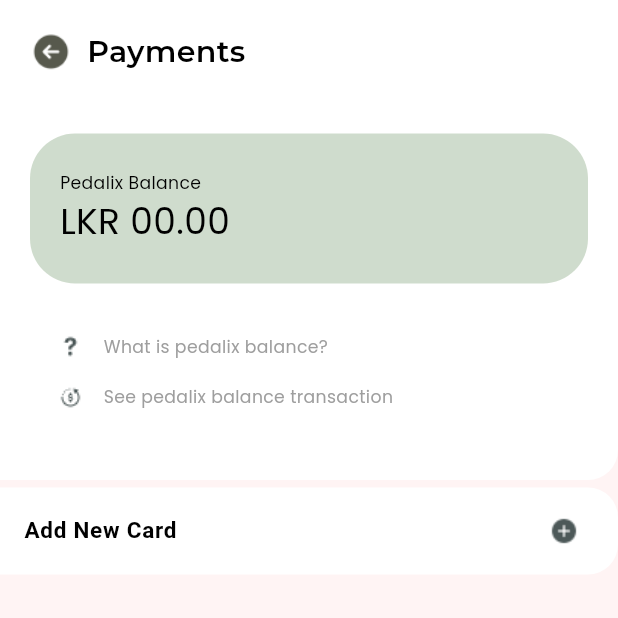
After one commit to PraveenAththanayake/Pedalix, a Flutter app: the Payments screen opened directly, on a phone screen of 412 x 824 dp, the top half of it. The commit adds this screen. Run offline on Flutter 3.47's test engine with Material 3 defaults, Android fonts, the phone set to English and light mode, and no system bars; our stand-ins replace cached_network_image, cloud_firestore, firebase_auth, firebase_core, flutter_svg, google_fonts and 1 more; missing offline and left inert: country_pickers; accounts and stored records are empty.

Commit message:
Implement the navbar and tabs

```diff
--- /dev/null
+++ b/pedalix_app/lib/components/navbar.dart
@@ -0,0 +1,76 @@
+import 'package:flutter/material.dart';
+import 'package:pedalix_app/screens/about.dart';
+import 'package:pedalix_app/screens/help.dart';
+import 'package:pedalix_app/screens/mytrip.dart';
+import 'package:pedalix_app/screens/payments.dart';
+import 'package:pedalix_app/screens/promotions.dart';
+
+class navbar extends StatelessWidget {
+  const navbar({super.key});
+
+  @override
+  Widget build(BuildContext context) {
+    return SafeArea(
+      child: Drawer(
+        child: ListView(
+          children: [
+            const UserAccountsDrawerHeader(
+              accountName: Text(
+                'Chamindu',
+                style: TextStyle(color: Colors.black),
+              ),
+              accountEmail: Text('chamindu@gmail.com'),
+              currentAccountPicture: CircleAvatar(
+                child: ClipOval(),
+                backgroundColor: Color.fromRGBO(158, 158, 158, 1),
+              ),
+              decoration: BoxDecoration(color: Colors.white),
+            ),
+            ListTile(
+              leading: const Icon(Icons.payment),
+              title: const Text('Payments'),
+              onTap: () {
+                Navigator.of(context)
+                    .push(MaterialPageRoute(builder: (_) => const Payments()));
+              },
+            ),
+            ListTile(
+              leading: const Icon(Icons.local_offer),
+              title: const Text(
+                'Promotions',
+              ),
+              onTap: () {
+                Navigator.of(context).push(
+                    MaterialPageRoute(builder: (_) => const promotions()));
+              },
+            ),
+            ListTile(
+              leading: const Icon(Icons.location_on),
+              title: const Text('My Trip'),
+              onTap: () {
+                Navigator.of(context)
+                    .push(MaterialPageRoute(builder: (_) => const mytrip()));
+              },
+            ),
+            ListTile(
+              leading: const Icon(Icons.help),
+              title: const Text('Help'),
+              onTap: () {
+                Navigator.of(context)
+                    .push(MaterialPageRoute(builder: (_) => const help()));
+              },
+            ),
+            ListTile(
+              leading: const Icon(Icons.info),
+              title: const Text('About'),
+              onTap: () {
+                Navigator.of(context)
+                    .push(MaterialPageRoute(builder: (_) => const about()));
+              },
+            ),
+          ],
+        ),
+      ),
+    );
+  }
+}
--- a/pedalix_app/lib/main.dart
+++ b/pedalix_app/lib/main.dart
@@ -1,6 +1,7 @@
 import 'package:flutter/material.dart';
 import 'package:flutter/services.dart';
 import 'package:firebase_core/firebase_core.dart';
+import 'package:pedalix_app/components/navbar.dart';
 import 'package:pedalix_app/firebase_options.dart';
 import 'package:pedalix_app/screens/onboarding.dart';
 import 'core/app_export.dart';
@@ -22,6 +23,9 @@ void main() async {
   runApp(MyApp());
 }
 
+final Color primaryColor = Color(0xFF127368);
+Color customColor = Color(0x18115104).withOpacity(0.2);
+
 class MyApp extends StatelessWidget {
   @override
   Widget build(BuildContext context) {
@@ -31,10 +35,10 @@ class MyApp extends StatelessWidget {
           theme: theme, // Assuming 'theme' is defined in 'app_export.dart'
           title: 'pedalix_app',
           debugShowCheckedModeBanner: false,
+          home: onboarding(),
 
           routes: {
-            '/': (context) =>
-                onboarding(), // Updated to use 'Onboarding' instead of 'onboarding'
+            // Updated to use 'Onboarding' instead of 'onboarding'
             '/onboarding': (context) => onboarding(),
             // Assuming 'AppRoutes.routes' is defined in 'app_export.dart'
           },
--- /dev/null
+++ b/pedalix_app/lib/screens/about.dart
@@ -0,0 +1,18 @@
+import 'package:flutter/material.dart';
+import 'package:pedalix_app/main.dart';
+
+class about extends StatelessWidget {
+  const about({super.key});
+
+  @override
+  Widget build(BuildContext context) {
+    return SafeArea(
+      child: Scaffold(
+        appBar: AppBar(
+          title: const Text('About'),
+          backgroundColor: primaryColor,
+        ),
+      ),
+    );
+  }
+}
--- /dev/null
+++ b/pedalix_app/lib/screens/help.dart
@@ -0,0 +1,18 @@
+import 'package:flutter/material.dart';
+import 'package:pedalix_app/main.dart';
+
+class help extends StatelessWidget {
+  const help({super.key});
+
+  @override
+  Widget build(BuildContext context) {
+    return SafeArea(
+      child: Scaffold(
+        appBar: AppBar(
+          title: const Text('Help'),
+          backgroundColor: primaryColor,
+        ),
+      ),
+    );
+  }
+}
--- /dev/null
+++ b/pedalix_app/lib/screens/mytrip.dart
@@ -0,0 +1,19 @@
+import 'package:flutter/material.dart';
+import 'package:pedalix_app/main.dart';
+
+// ignore: camel_case_types
+class mytrip extends StatelessWidget {
+  const mytrip({super.key});
+
+  @override
+  Widget build(BuildContext context) {
+    return SafeArea(
+      child: Scaffold(
+        appBar: AppBar(
+          title: const Text('My Trip'),
+          backgroundColor: primaryColor,
+        ),
+      ),
+    );
+  }
+}
--- /dev/null
+++ b/pedalix_app/lib/screens/payments.dart
@@ -0,0 +1,383 @@
+import 'package:flutter/material.dart';
+import 'package:google_fonts/google_fonts.dart';
+import 'package:pedalix_app/main.dart';
+
+class Payments extends StatefulWidget {
+  const Payments({super.key});
+
+  @override
+  _PaymentsState createState() => _PaymentsState();
+}
+
+class _PaymentsState extends State<Payments> {
+  bool isExpanded = false;
+  bool _saveCard = false;
+  final GlobalKey<FormState> _formKey =
+      GlobalKey<FormState>(); // Define _formKey
+
+  @override
+  Widget build(BuildContext context) {
+    return SafeArea(
+      child: Scaffold(
+        backgroundColor: Color.fromARGB(255, 255, 244, 244),
+        body: SingleChildScrollView(
+          child: Center(
+            child: Column(
+              mainAxisAlignment: MainAxisAlignment.start,
+              crossAxisAlignment: CrossAxisAlignment.center,
+              children: [
+                Container(
+                  width: 430,
+                  height: 320,
+                  decoration: const BoxDecoration(
+                    color: Colors.white,
+                    borderRadius: BorderRadius.only(
+                      bottomRight: Radius.circular(20),
+                    ),
+                  ),
+                  child: Column(
+                    children: [
+                      Padding(
+                        padding: const EdgeInsets.all(20),
+                        child: GestureDetector(
+                          onTap: () {
+                            Navigator.of(context).pop();
+                          },
+                          child: Row(
+                            children: [
+                              Image.asset(
+                                'assets/back.png',
+                                width: 28,
+                                height: 28,
+                              ),
+                              const SizedBox(width: 10),
+                              Text(
+                                'Payments',
+                                style: GoogleFonts.montserrat(
+                                  fontWeight: FontWeight.w600,
+                                  fontSize: 20,
+                                ),
+                              ),
+                            ],
+                          ),
+                        ),
+                      ),
+                      Center(
+                        child: Column(
+                          mainAxisAlignment: MainAxisAlignment.center,
+                          crossAxisAlignment: CrossAxisAlignment.start,
+                          children: [
+                            Container(
+                              width: 390,
+                              height: 100,
+                              decoration: BoxDecoration(
+                                color: customColor, // Provide customColor
+                                borderRadius: BorderRadius.circular(30),
+                              ),
+                              margin: const EdgeInsets.all(20),
+                              child: const Padding(
+                                padding: EdgeInsets.only(left: 20),
+                                child: Align(
+                                  alignment: Alignment.centerLeft,
+                                  child: Column(
+                                    mainAxisAlignment: MainAxisAlignment.center,
+                                    crossAxisAlignment:
+                                        CrossAxisAlignment.start,
+                                    children: [
+                                      Text(
+                                        'Pedalix Balance',
+                                        style: TextStyle(
+                                          color: Colors.black,
+                                        ),
+                                      ),
+                                      Text(
+                                        'LKR 00.00',
+                                        style: TextStyle(
+                                          color: Colors.black,
+                                          fontSize: 24,
+                                        ),
+                                      ),
+                                    ],
+                                  ),
+                                ),
+                              ),
+                            ),
+                            const SizedBox(height: 10),
+                            const Column(
+                              mainAxisAlignment: MainAxisAlignment.center,
+                              crossAxisAlignment: CrossAxisAlignment.start,
+                              children: [
+                                Row(
+                                  children: [
+                                    Padding(
+                                      padding: EdgeInsets.only(left: 35),
+                                      child: Image(
+                                        image: AssetImage(
+                                            'assets/QuestionMark.png'),
+                                        width: 24,
+                                        height: 24,
+                                      ),
+                                    ),
+                                    Padding(
+                                      padding: EdgeInsets.only(left: 10),
+                                      child: Text(
+                                        'What is pedalix balance?',
+                                        style: TextStyle(color: Colors.grey),
+                                      ),
+                                    ),
+                                  ],
+                                ),
+                                SizedBox(height: 5),
+                                Row(
+                                  children: [
+                                    Padding(
+                                      padding:
+                                          EdgeInsets.only(left: 35, top: 5),
+                                      child: Image(
+                                        image: AssetImage(
+                                            'assets/Transaction.png'),
+                                        width: 24,
+                                        height: 24,
+                                      ),
+                                    ),
+                                    Padding(
+                                      padding:
+                                          EdgeInsets.only(left: 10, top: 4),
+                                      child: Text(
+                                        'See pedalix balance transaction',
+                                        style: TextStyle(color: Colors.grey),
+                                      ),
+                                    ),
+                                  ],
+                                ),
+                              ],
+                            ),
+                          ],
+                        ),
+                      ),
+                    ],
+                  ),
+                ),
+                const SizedBox(height: 5),
+                Container(
+                  decoration: const BoxDecoration(
+                    color: Colors.white,
+                    borderRadius: BorderRadius.only(
+                      bottomRight: Radius.circular(20),
+                      topRight: Radius.circular(20),
+                    ),
+                  ),
+                  child: Column(
+                    crossAxisAlignment: CrossAxisAlignment.start,
+                    children: [
+                      ExpansionTile(
+                        title: Text('Add New Card',
+                            style: GoogleFonts.roboto(
+                              textStyle: const TextStyle(
+                                fontSize: 15,
+                                fontWeight: FontWeight.w600,
+                              ),
+                            )),
+                        onExpansionChanged: (expanded) {
+                          setState(() {
+                            isExpanded = expanded;
+                          });
+                        },
+                        // Custom icon for the dropdown button
+                        trailing: isExpanded
+                            ? Image.asset(
+                                'assets/add.png', // Provide the path to your custom icon image
+                                width:
+                                    24, // Adjust the width to your preference
+                                height:
+                                    24, // Adjust the height to your preference
+                              )
+                            : Image.asset(
+                                'assets/add.png', // Provide the path to your custom icon image
+                                width:
+                                    24, // Adjust the width to your preference
+                                height:
+                                    24, // Adjust the height to your preference
+                              ),
+                        children: <Widget>[
+                          // Container that expands to full size when ExpansionTile is expanded
+                          if (isExpanded)
+                            Padding(
+                              padding:
+                                  const EdgeInsets.symmetric(horizontal: 20),
+                              child: Column(
+                                crossAxisAlignment: CrossAxisAlignment.start,
+                                children: [
+                                  const SizedBox(
+                                      height: 10), // Added SizedBox for spacing
+                                  Container(
+                                    width: double.infinity,
+                                    height: 215,
+                                    decoration: BoxDecoration(
+                                      color: Colors.white,
+                                      borderRadius: BorderRadius.circular(10),
+                                      boxShadow: [
+                                        BoxShadow(
+                                          color: Colors.grey
+                                              .withOpacity(0.4), // Shadow color
+                                          spreadRadius: 5, // Spread radius
+                                          blurRadius: 7, // Blur radius
+                                          offset: const Offset(
+                                              1, 5), // Offset position
+                                        ),
+                                      ],
+                                    ),
+                                    child: Form(
+                                      key: _formKey,
+                                      child: Container(
+                                        margin: const EdgeInsets.all(20),
+                                        child: Column(
+                                          crossAxisAlignment:
+                                              CrossAxisAlignment.start,
+                                          children: [
+                                            Row(
+                                              children: [
+                                                Expanded(
+                                                  child: TextFormField(
+                                                    decoration: InputDecoration(
+                                                      labelText: 'Card number',
+                                                      hintText:
+                                                          '8154 3265 0045 1582',
+                                                      labelStyle:
+                                                          const TextStyle(
+                                                              fontSize: 13),
+                                                      contentPadding:
+                                                          const EdgeInsets
+                                                              .symmetric(
+                                                              vertical: 0,
+                                                              horizontal: 10),
+                                                      // Add suffix icon here
+                                                      suffixIcon: Padding(
+                                                        padding:
+                                                            const EdgeInsets
+                                                                .only(
+                                                                right: 10),
+                                                        child: Image.asset(
+                                                          'assets/Visa.png', // Provide the path to your card icon image
+                                                          width: 24,
+                                                          height: 24,
+                                                        ),
+                                                      ),
+                                                    ),
+                                                    validator: (value) {
+                                                      if (value!.isEmpty) {
+                                                        return 'Please enter valid card number';
+                                                      }
+                                                      return null;
+                                                    },
+                                                  ),
+                                                ),
+                                              ],
+                                            ),
+                                            const SizedBox(height: 30),
+                                            Row(
+                                              mainAxisAlignment:
+                                                  MainAxisAlignment
+                                                      .spaceBetween,
+                                              children: [
+                                                Expanded(
+                                                  child: TextFormField(
+                                                    decoration:
+                                                        const InputDecoration(
+                                                      labelText:
+                                                          'Expire date (MM/YY)',
+                                                      hintText: 'MM/YY',
+                                                      labelStyle: TextStyle(
+                                                          fontSize: 13),
+                                                      contentPadding:
+                                                          EdgeInsets.symmetric(
+                                                              vertical: 0,
+                                                              horizontal: 0),
+                                                    ),
+                                                    validator: (value) {
+                                                      if (value!.isEmpty) {
+                                                        return 'Please enter valid expiration date';
+                                                      }
+                                                      return null;
+                                                    },
+                                                  ),
+                                                ),
+                                                const SizedBox(width: 20),
+                                                Expanded(
+                                                  child: TextFormField(
+                                                    decoration:
+                                                        const InputDecoration(
+                                                      labelText: 'CVV',
+                                                      hintText: '123',
+                                                      contentPadding:
+                                                          EdgeInsets.symmetric(
+                                                              vertical: 0,
+                                                              horizontal: 0),
+                                                    ),
+                                                    validator: (value) {
+                                                      if (value!.isEmpty) {
+                                                        return 'Please enter valid CVV';
+                                                      }
+                                                      return null;
+                                                    },
+                                                  ),
+                                                ),
+                                              ],
+                                            ),
+                                          ],
+                                        ),
+                                      ),
+                                    ),
+                                  ),
+                                  const SizedBox(height: 30),
+                                  ElevatedButton(
+                                    style: ButtonStyle(
+                                      minimumSize: MaterialStateProperty.all(
+                                          const Size(390, 50)),
+                                      padding: MaterialStateProperty.all(
+                                          const EdgeInsets.all(15)),
+                                      shape: MaterialStateProperty.all<
+                                          RoundedRectangleBorder>(
+                                        RoundedRectangleBorder(
+                                          borderRadius:
+                                              BorderRadius.circular(50),
+                                        ),
+                                      ),
+                                      backgroundColor:
+                                          MaterialStateProperty.all(
+                                              primaryColor),
+                                      foregroundColor:
+                                          MaterialStateProperty.all(
+                                              Colors.white),
+                                    ),
+                                    onPressed: () {
+                                      if (_formKey.currentState!.validate()) {
+                                        print('Form is valid');
+                                      } else {
+                                        print('Form is invalid');
+                                      }
+                                    },
+                                    child: Text('Add Card',
+                                        style: GoogleFonts.roboto(
+                                          textStyle: const TextStyle(
+                                            fontSize: 15,
+                                            fontWeight: FontWeight.w600,
+                                          ),
+                                        )),
+                                  ),
+                                ],
+                              ),
+                            ),
+                        ],
+                      ),
+                    ],
+                  ),
+                ),
+              ],
+            ),
+          ),
+        ),
+      ),
+    );
+  }
+}
--- /dev/null
+++ b/pedalix_app/lib/screens/promotions.dart
@@ -0,0 +1,18 @@
+import 'package:flutter/material.dart';
+import 'package:pedalix_app/main.dart';
+
+class promotions extends StatelessWidget {
+  const promotions({super.key});
+
+  @override
+  Widget build(BuildContext context) {
+    return SafeArea(
+      child: Scaffold(
+        appBar: AppBar(
+          title: const Text('Promotions'),
+          backgroundColor: primaryColor,
+        ),
+      ),
+    );
+  }
+}
```
Also changed, not shown: pedalix_app/pubspec.yaml (+6 -1 lines), pedalix_app/assets/QuestionMark.png (added), pedalix_app/assets/Transaction.png (added), pedalix_app/assets/Visa.png (added), pedalix_app/assets/add.png (added), pedalix_app/assets/back.png (added), pedalix_app/pubspec.lock.
